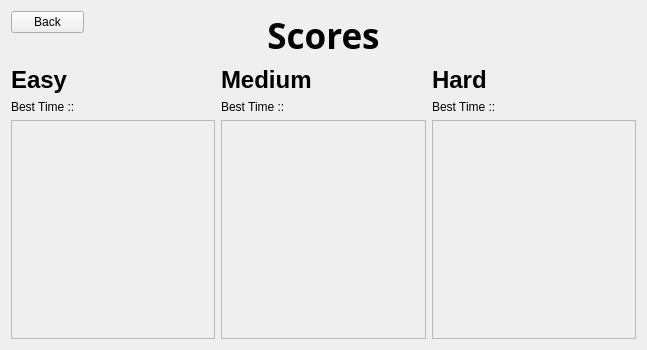
Qt form showscores.ui (god-friend/SudokuGame) before a commit.
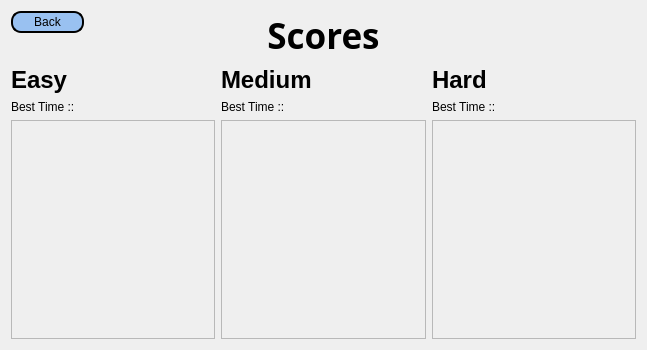
The same form after that commit.

```diff
--- a/showscores.ui
+++ b/showscores.ui
@@ -206,7 +206,19 @@
         </size>
        </property>
        <property name="styleSheet">
-        <string notr="true">color: rgb(0, 0, 0);</string>
+        <string notr="true">QPushButton{
+	color: rgb(0, 0, 0);
+	background-color: rgb(153, 193, 241);
+	border-radius: 10px;
+	border-style: outset;
+	border-width: 2px;
+}
+QPushButton:hover {
+	background-color: rgb(26, 95, 180);
+}
+QPushButton:pressed {
+	background-color: rgb(220, 138, 221);
+}</string>
        </property>
        <property name="text">
         <string>Back</string>
```
Left out of the diff: 6 changed lines with no effect on the pictures.
